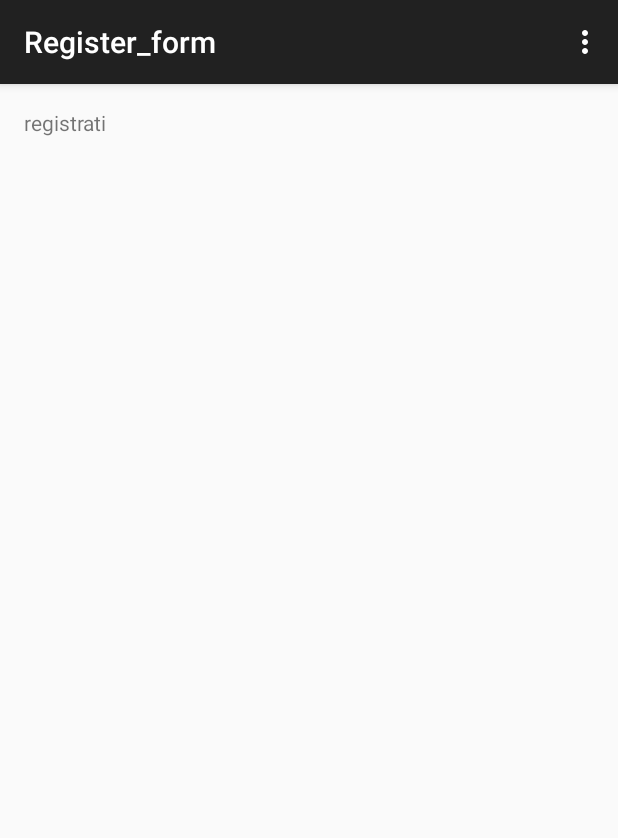
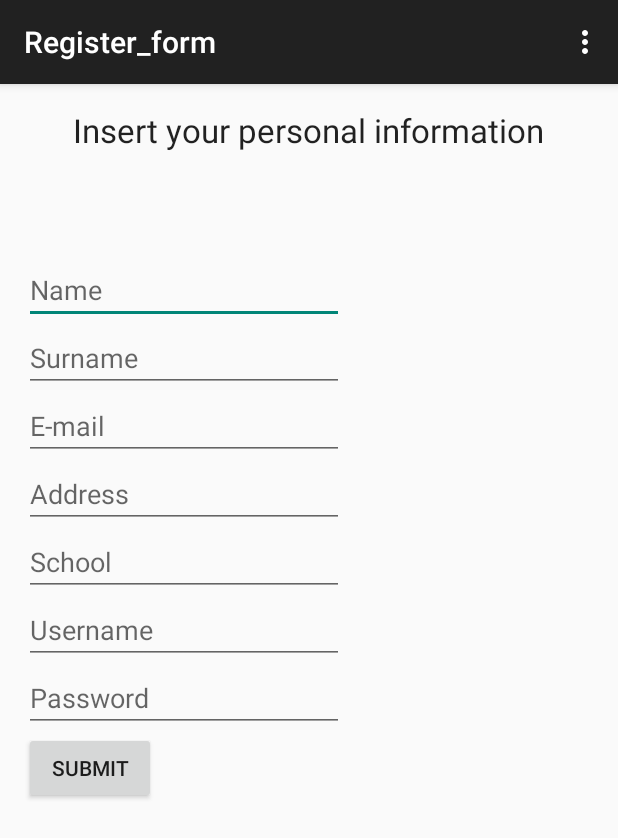
Before and after one commit to raffysommy/EducatioNet, an Android app: the Register_form screen opened directly, with no data from a screen before it, on a phone screen of 412 x 824 dp. Shown: the top 838 px of the screen. Run offline under Robolectric (Android 15) with nearby library versions, the phone set to English and light mode, and no system bars.

Commit message:
Implementazione Pagina Registrazione (layout activity_register)

```diff
--- a/app/src/main/java/com/example/raffaele/testapp/Register_form.java
+++ b/app/src/main/java/com/example/raffaele/testapp/Register_form.java
@@ -4,16 +4,22 @@ import android.support.v7.app.ActionBarActivity;
 import android.os.Bundle;
 import android.view.Menu;
 import android.view.MenuItem;
-
+import android.widget.EditText;
 
 public class Register_form extends ActionBarActivity {
+    EditText nomeTxt,cognomeTxt,emailTxt,indirizzoTxt,userTxt,passTxt;
 
     @Override
     protected void onCreate(Bundle savedInstanceState) {
         super.onCreate(savedInstanceState);
         setContentView(R.layout.activity_register_form);
-    }
-
+        nomeTxt =(EditText) findViewById(R.id.Reg_name);
+        cognomeTxt =(EditText) findViewById(R.id.Reg_surname);
+        emailTxt=(EditText) findViewById(R.id.Reg_email);
+        indirizzoTxt=(EditText) findViewById(R.id.Reg_address);
+        userTxt=(EditText) findViewById(R.id.Reg_username);
+        passTxt=(EditText) findViewById(R.id.Reg_pass);
+        }
 
     @Override
     public boolean onCreateOptionsMenu(Menu menu) {
--- a/app/src/main/res/layout/activity_register_form.xml
+++ b/app/src/main/res/layout/activity_register_form.xml
@@ -6,8 +6,100 @@
     android:paddingBottom="@dimen/activity_vertical_margin"
     tools:context="com.example.raffaele.testapp.Register_form">
 
-    <TextView android:text="registrati" android:layout_width="wrap_content"
+    <TextView
+        android:layout_width="wrap_content"
         android:layout_height="wrap_content"
-        android:id="@+id/Register_Text" />
+        android:textAppearance="?android:attr/textAppearanceLarge"
+        android:text="Insert your personal information"
+        android:id="@+id/textView"
+        android:layout_alignParentTop="true"
+        android:layout_centerHorizontal="true" />
+
+    <EditText
+        android:layout_width="wrap_content"
+        android:layout_height="wrap_content"
+        android:inputType="textPersonName"
+        android:ems="10"
+        android:id="@+id/Reg_name"
+        android:layout_below="@+id/textView"
+        android:layout_alignParentLeft="true"
+        android:layout_alignParentStart="true"
+        android:layout_marginTop="69dp"
+        android:hint="Name" />
+
+    <EditText
+        android:layout_width="wrap_content"
+        android:layout_height="wrap_content"
+        android:inputType="textPassword"
+        android:ems="10"
+        android:id="@+id/Reg_pass"
+        android:hint="Password"
+        android:layout_below="@+id/Reg_username"
+        android:layout_alignParentLeft="true"
+        android:layout_alignParentStart="true" />
+
+    <EditText
+        android:layout_width="wrap_content"
+        android:layout_height="wrap_content"
+        android:inputType="textPersonName"
+        android:ems="10"
+        android:id="@+id/Reg_surname"
+        android:layout_below="@+id/Reg_name"
+        android:layout_alignParentLeft="true"
+        android:layout_alignParentStart="true"
+        android:hint="Surname" />
+
+    <EditText
+        android:layout_width="wrap_content"
+        android:layout_height="wrap_content"
+        android:inputType="textPersonName"
+        android:ems="10"
+        android:id="@+id/Reg_username"
+        android:hint="Username"
+        android:layout_below="@+id/Reg_school"
+        android:layout_alignParentLeft="true"
+        android:layout_alignParentStart="true" />
+
+    <EditText
+        android:layout_width="wrap_content"
+        android:layout_height="wrap_content"
+        android:inputType="textEmailAddress"
+        android:ems="10"
+        android:id="@+id/Reg_email"
+        android:hint="E-mail"
+        android:layout_below="@+id/Reg_surname"
+        android:layout_alignParentLeft="true"
+        android:layout_alignParentStart="true" />
+
+    <Button
+        android:layout_width="wrap_content"
+        android:layout_height="wrap_content"
+        android:text="Submit"
+        android:id="@+id/Reg_button"
+        android:layout_below="@+id/Reg_pass"
+        android:layout_alignParentLeft="true"
+        android:layout_alignParentStart="true" />
+
+    <EditText
+        android:layout_width="wrap_content"
+        android:layout_height="wrap_content"
+        android:inputType="textPersonName"
+        android:ems="10"
+        android:id="@+id/Reg_school"
+        android:hint="School"
+        android:layout_below="@+id/Reg_address"
+        android:layout_alignParentLeft="true"
+        android:layout_alignParentStart="true" />
+
+    <EditText
+        android:layout_width="wrap_content"
+        android:layout_height="wrap_content"
+        android:inputType="textPersonName"
+        android:ems="10"
+        android:id="@+id/Reg_address"
+        android:hint="Address"
+        android:layout_below="@+id/Reg_email"
+        android:layout_alignParentLeft="true"
+        android:layout_alignParentStart="true" />
 
 </RelativeLayout>
```
Also changed, not shown: app/src/main/java/com/example/raffaele/testapp/User.java (+3 -4 lines).
